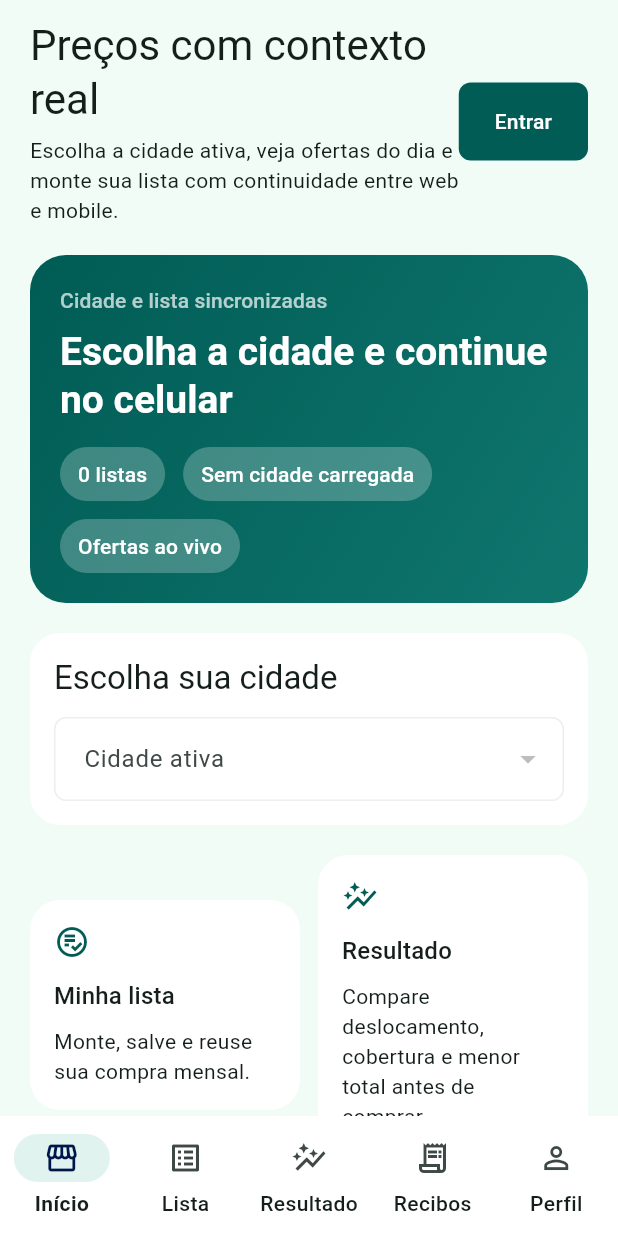
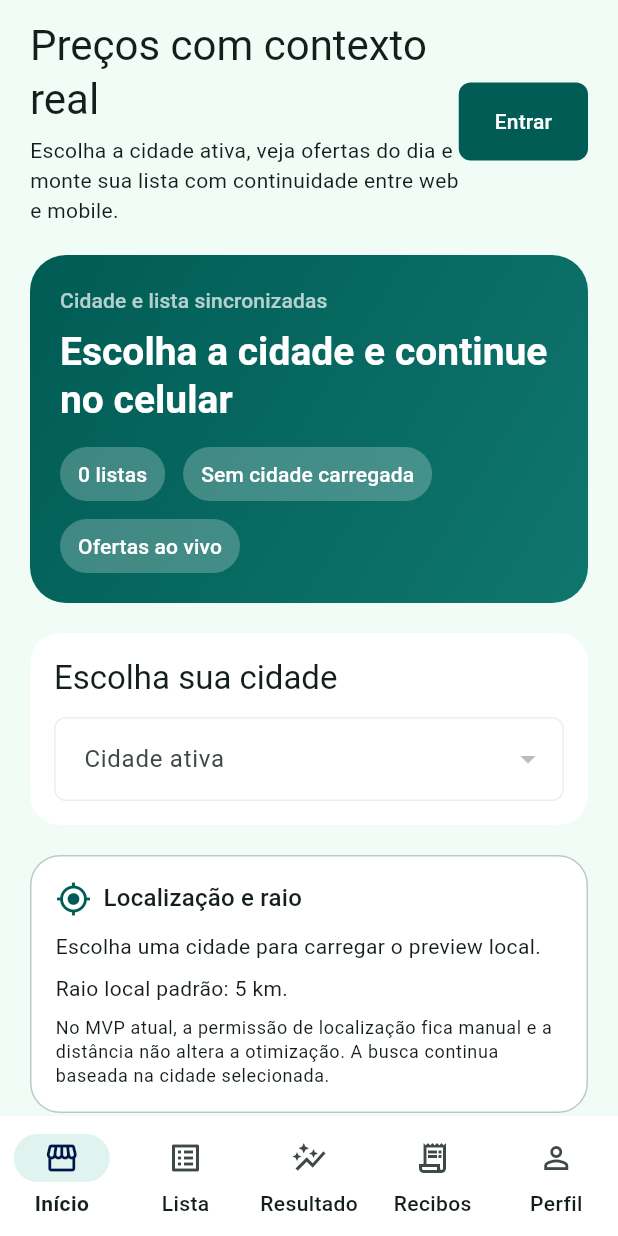
Before and after one commit to Gabrimeireles/Pricely, a Flutter app: the screen it shows after launch, on a phone screen of 412 x 824 dp. Run offline on Flutter 3.47's test engine with Material 3 defaults, Android fonts, the phone set to English and light mode, and no system bars; our stand-ins replace shared_preferences; accounts and stored records are empty; network calls fail.

Commit message:
Add location preview UX states

```diff
--- a/mobile/lib/features/home/presentation/mobile_home_screen.dart
+++ b/mobile/lib/features/home/presentation/mobile_home_screen.dart
@@ -406,6 +406,8 @@ class _HomeTab extends StatelessWidget {
             ),
           ),
           const SizedBox(height: 20),
+          _LocationPreviewCard(region: region),
+          const SizedBox(height: 20),
           Row(
             children: <Widget>[
               Expanded(
@@ -1406,6 +1408,56 @@ class _SignalChip extends StatelessWidget {
   }
 }
 
+class _LocationPreviewCard extends StatelessWidget {
+  const _LocationPreviewCard({required this.region});
+
+  final PublicRegionSummary? region;
+
+  @override
+  Widget build(BuildContext context) {
+    final theme = Theme.of(context);
+
+    return Container(
+      padding: const EdgeInsets.all(16),
+      decoration: BoxDecoration(
+        color: Colors.white,
+        borderRadius: BorderRadius.circular(20),
+        border: Border.all(color: theme.colorScheme.outlineVariant),
+      ),
+      child: Column(
+        crossAxisAlignment: CrossAxisAlignment.start,
+        children: <Widget>[
+          Row(
+            children: <Widget>[
+              Icon(Icons.my_location_outlined, color: theme.colorScheme.primary),
+              const SizedBox(width: 8),
+              Expanded(
+                child: Text(
+                  'Localização e raio',
+                  style: theme.textTheme.titleMedium,
+                ),
+              ),
+            ],
+          ),
+          const SizedBox(height: 10),
+          Text(
+            region == null
+                ? 'Escolha uma cidade para carregar o preview local.'
+                : '${region!.name} · ${region!.stateCode} · ${region!.activeEstablishmentCount} lojas candidatas na cidade.',
+          ),
+          const SizedBox(height: 8),
+          const Text('Raio local padrão: 5 km.'),
+          const SizedBox(height: 8),
+          Text(
+            'No MVP atual, a permissão de localização fica manual e a distância não altera a otimização. A busca continua baseada na cidade selecionada.',
+            style: theme.textTheme.bodySmall,
+          ),
+        ],
+      ),
+    );
+  }
+}
+
 class _MetricTile extends StatelessWidget {
   const _MetricTile({
     required this.label,
```
Also changed, not shown: mobile/lib/features/optimization/presentation/multi_market_result_screen.dart (+21 -0 lines), 8 other files.
